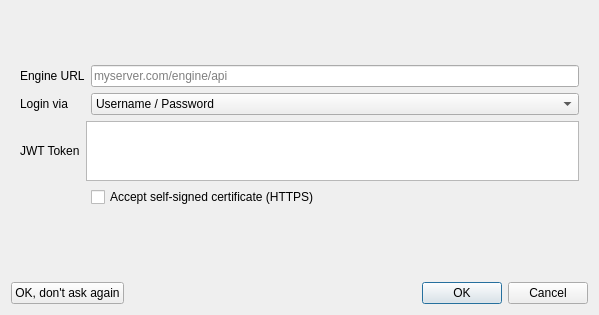
Old version of the form src/engine/enginestartdialog.ui in the repository GAMS-dev/studio.
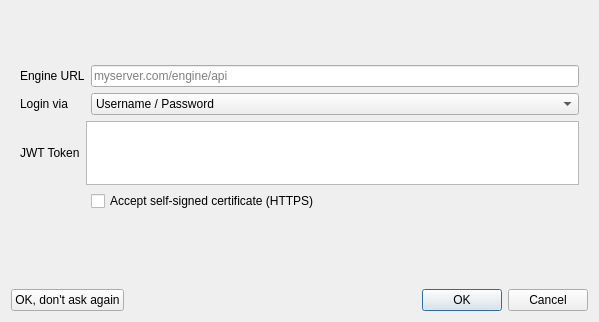
New version of the form. Icons and pictures are not drawn.

Commit message: add a bit height to the dialog (for linux)

What changed in the file:
```diff
--- a/src/engine/enginestartdialog.ui
+++ b/src/engine/enginestartdialog.ui
@@ -10,7 +10,7 @@
     <x>0</x>
     <y>0</y>
     <width>599</width>
-    <height>315</height>
+    <height>322</height>
    </rect>
   </property>
   <property name="sizePolicy">
```
